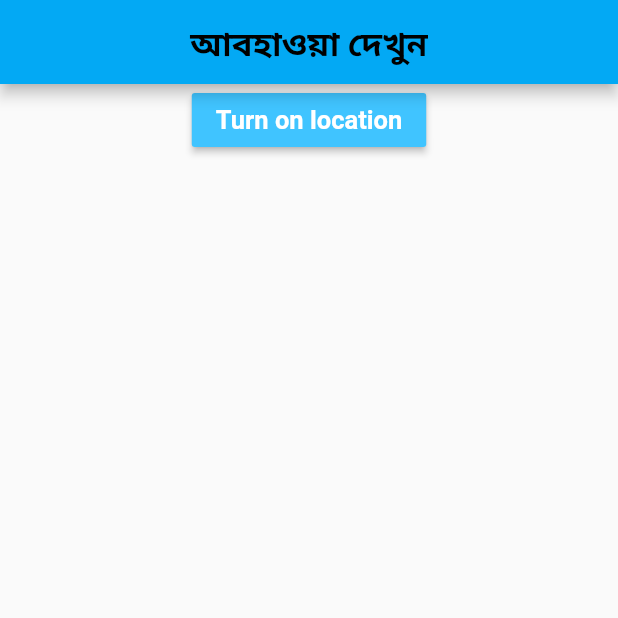
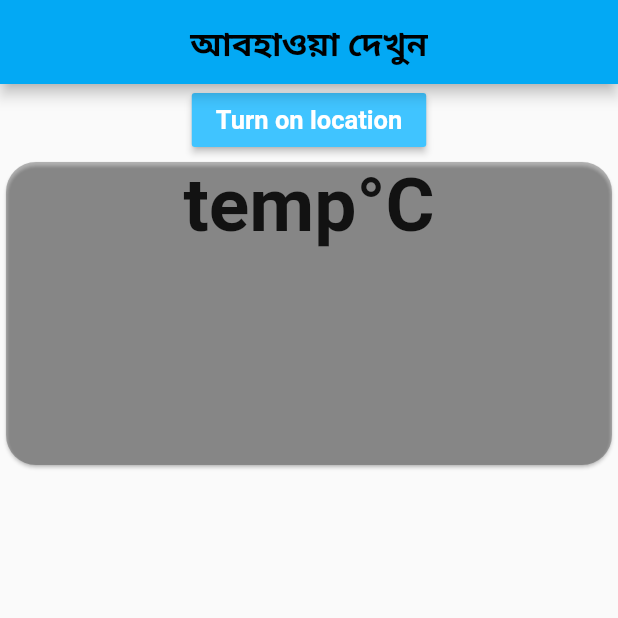
Before and after one commit to Khalid511/abohaoya, a Flutter app: the screen it shows after launch, on a phone screen of 412 x 824 dp, the top half of it. Run offline on Flutter 3.47's test engine with Material 2 defaults, Android fonts, the phone set to English and light mode, and no system bars.

Commit message:
add a card for showing location with its temperature

```diff
--- a/lib/pages/home.dart
+++ b/lib/pages/home.dart
@@ -34,6 +34,29 @@ class _HomeState extends State<Home> {
                   ),
                 ],
               ),
+              Container(
+                width: MediaQuery.of(context).size.width,
+                height: 210.0,
+                child: Card(
+                  shape: RoundedRectangleBorder(
+                    borderRadius: BorderRadius.circular(20.0),
+                  ),
+                  color: Colors.black26,
+                  child: Column(
+                    mainAxisAlignment: MainAxisAlignment.start,
+                    crossAxisAlignment: CrossAxisAlignment.center,
+                    children: <Widget>[
+                      Text(
+                          "temp\u00B0C",
+                        style: TextStyle(
+                          fontSize: 50.0,
+                          fontWeight: FontWeight.bold,
+                        ),
+                      ),
+                    ],
+                  ),
+                ),
+              ),
             ],
           ),
     );
```
